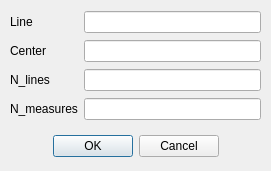
Qt form isstools/dialogs/UpdatePiezoDialog.ui (NSLS-II-ISS/isstools) before a commit.
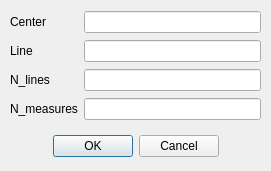
The same form after that commit.

Commit message: Changed naming in the Update Piezo Dialog

```diff
--- a/isstools/dialogs/UpdatePiezoDialog.ui
+++ b/isstools/dialogs/UpdatePiezoDialog.ui
@@ -48,14 +48,14 @@
     <item row="0" column="0">
      <widget class="QLabel" name="label_4">
       <property name="text">
-       <string>Line</string>
+       <string>Center</string>
       </property>
      </widget>
     </item>
     <item row="1" column="0">
      <widget class="QLabel" name="label_5">
       <property name="text">
-       <string>Center</string>
+       <string>Line</string>
       </property>
      </widget>
     </item>
```
